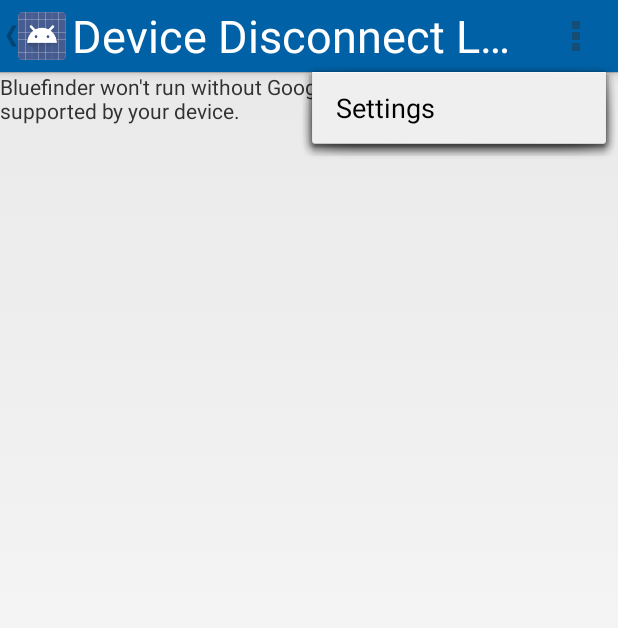
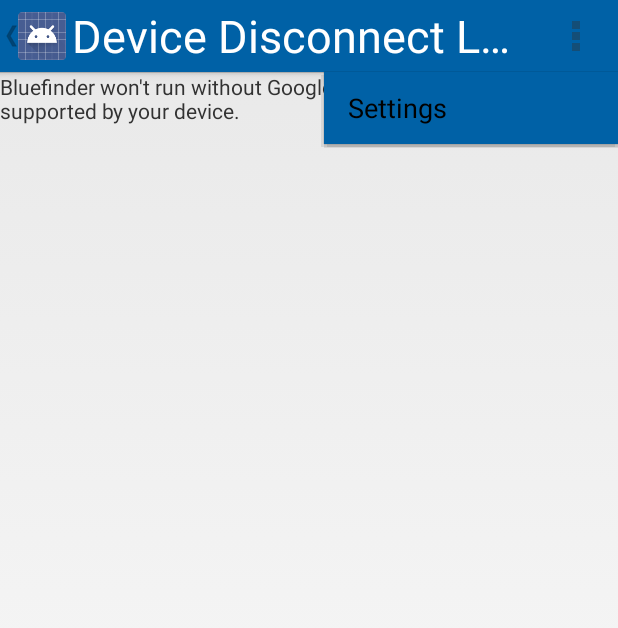
Before and after one commit to CSberger/Bluefinder, an Android app: the FindCarLocatorActivity screen opened directly, with no data from a screen before it, with the options menu open, on a phone screen of 412 x 824 dp. Shown: the top 628 px of the screen. Run offline under Robolectric (Android 15) with nearby library versions, the phone set to English and light mode, and no system bars; 2 statements that could not run were skipped.

Commit message:
Popup Menu background now blue

```diff
--- a/Bluefinder/src/main/res/values/styles.xml
+++ b/Bluefinder/src/main/res/values/styles.xml
@@ -16,13 +16,21 @@
     <style name="AppTheme" parent="AppBaseTheme">
         <!-- All customizations that are NOT specific to a particular API-level can go here. -->
         <!-- <item name="android:actionBarStyle"></item> -->
-
+        <!-- <item name="android:actionMenuTextAppearance">@style/ActionBar.MenuTextStyle</item> -->
         <item name="android:actionBarStyle">@style/ActionBar</item>
         <!-- <item name="android:listViewStyle">@style/ListView</item> -->
         <item name="android:actionModeStyle">@style/ActionDropdown</item>
+        <item name="android:actionMenuTextColor">@color/bar_blue</item>
+        <item name="android:actionMenuTextAppearance">@color/bar_blue</item>
+        <item name="android:actionDropDownStyle">@style/ActionBar</item>
+        <item name="android:actionModeBackground">@color/bar_blue</item>
+        <item name="android:popupMenuStyle">@style/ActionDropdown</item>
+
 
     </style>
+    <style name="ActionBar.MenuTextStyle" parent="@android:style/Widget.Holo.Light.ActionBar">
 
+        </style>
     <style name="ActionBar" parent="@android:style/Widget.Holo.Light.ActionBar">
         <item name="android:background">@color/bar_blue</item>
         <item name="android:backgroundStacked">@color/bar_blue</item>
@@ -51,6 +59,7 @@
     </style>
 
     <style name="ActionDropdown">
-        <item name="android:background">@color/bar_blue</item>
+        <item name="android:popupBackground">@color/bar_blue</item>
+
     </style>
 </resources>
```
